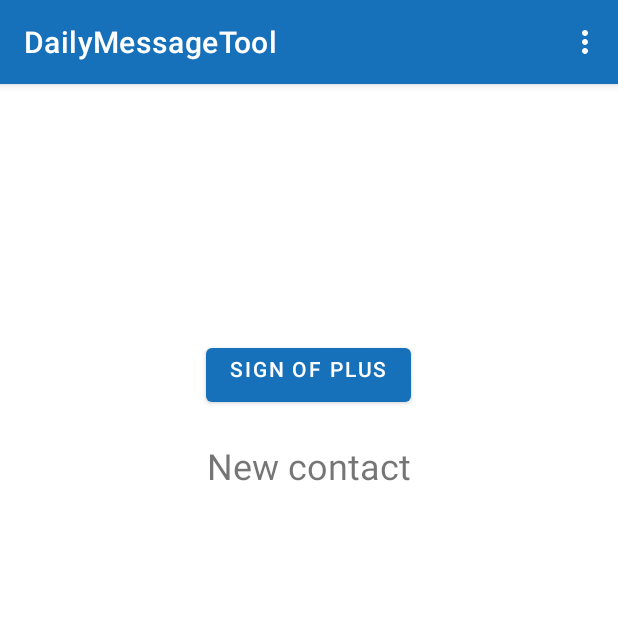
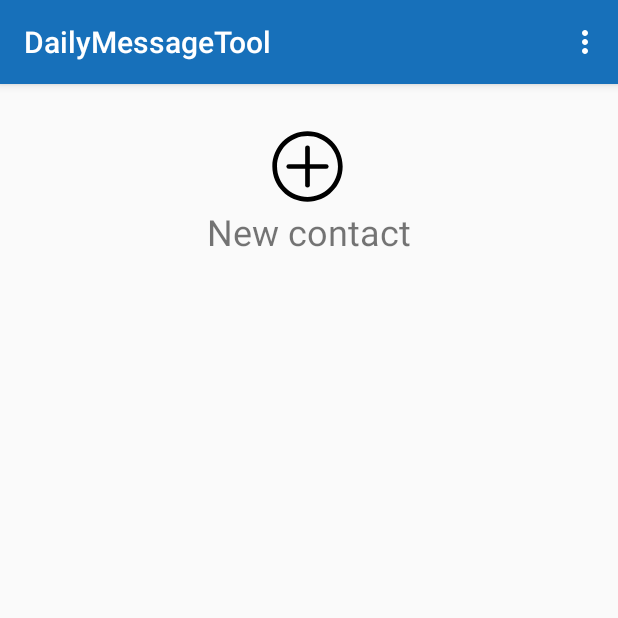
Before and after one commit to LubyZheng/EE5415-GroupProject, an Android app: the HomepageActivity screen opened directly, with no data from a screen before it, on a phone screen of 412 x 824 dp, the top half of it. Run offline under Robolectric (Android 15) with nearby library versions, the phone set to English and light mode, and no system bars.

Commit message:
add some pics and modify some layouts

```diff
--- /dev/null
+++ b/app/src/main/res/drawable/ic_icon_add.xml
@@ -0,0 +1,15 @@
+<vector xmlns:android="http://schemas.android.com/apk/res/android"
+    android:width="200dp"
+    android:height="200dp"
+    android:viewportWidth="1024"
+    android:viewportHeight="1024">
+  <path
+      android:fillColor="#FF000000"
+      android:pathData="M512,992C246.91,992 32,777.09 32,512 32,246.91 246.91,32 512,32c265.09,0 480,214.91 480,480 0,265.09 -214.91,480 -480,480zM512,928c229.76,0 416,-186.24 416,-416S741.76,96 512,96 96,282.24 96,512s186.24,416 416,416z"/>
+  <path
+      android:fillColor="#FF000000"
+      android:pathData="M256,544a32,32 0,0 1,0 -64h512a32,32 0,0 1,0 64H256z"/>
+  <path
+      android:fillColor="#FF000000"
+      android:pathData="M480,256a32,32 0,0 1,64 0v512a32,32 0,0 1,-64 0V256z"/>
+</vector>
--- a/app/src/main/res/layout/activity_homepage.xml
+++ b/app/src/main/res/layout/activity_homepage.xml
@@ -13,7 +13,7 @@
         android:id="@+id/text_con"
         android:layout_width="match_parent"
         android:layout_height="wrap_content"
-        android:layout_marginTop="20dp"
+        android:layout_marginTop="2dp"
 
         android:gravity="center_horizontal"
         android:text="@string/contact"
@@ -25,11 +25,12 @@
 
     <Button
         android:id="@+id/btn_con"
-        android:layout_width="wrap_content"
-        android:layout_height="wrap_content"
-        android:layout_marginTop="170dp"
+        android:layout_width="50dp"
+        android:layout_height="50dp"
+        android:layout_marginTop="30dp"
+        android:background="@android:color/transparent"
+        android:foreground="@drawable/ic_icon_add"
         android:gravity="center_horizontal"
-        android:text="@string/Button2"
         app:layout_constraintEnd_toEndOf="parent"
         app:layout_constraintHorizontal_bias="0.498"
         app:layout_constraintStart_toStartOf="parent"
--- a/app/src/main/res/values/ic_launcher_background.xml
+++ b/app/src/main/res/values/ic_launcher_background.xml
@@ -1,4 +1,4 @@
 <?xml version="1.0" encoding="utf-8"?>
 <resources>
-    <color name="ic_launcher_background">#FFFEFF</color>
+    <color name="ic_launcher_background">#FFFFFF</color>
 </resources>
--- a/app/src/main/res/values/themes.xml
+++ b/app/src/main/res/values/themes.xml
@@ -1,6 +1,6 @@
 <resources xmlns:tools="http://schemas.android.com/tools">
     <!-- Base application theme. -->
-    <style name="Theme.EE5415GroupProject" parent="Theme.MaterialComponents.DayNight.DarkActionBar">
+    <style name="Theme.EE5415GroupProject" parent="Theme.MaterialComponents.DayNight.DarkActionBar.Bridge">
         <!-- Primary brand color. -->
         <item name="colorPrimary">@color/blue</item>
         <item name="colorPrimaryVariant">@color/blue</item>
```
Also changed, not shown: app/src/main/res/drawable/ic_write.xml (added, +18 -0 lines), app/src/main/res/layout/activity_message.xml (+4 -4 lines), app/src/main/res/drawable-v24/icon.png (added).
